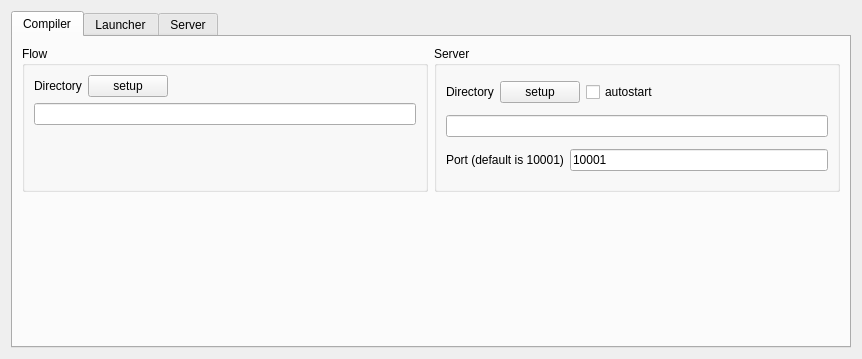
Before: the Qt Designer form resources/kate/flow/FlowConfig.ui in area9innovation/flow9, drawn with Qt 5.
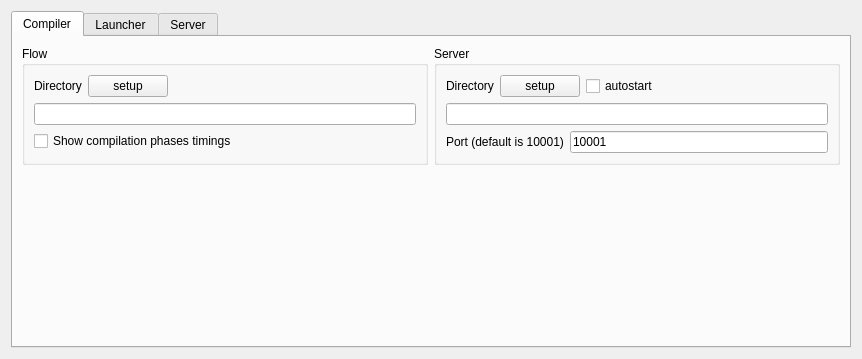
After: the same form once the commit is applied. The open tabs and pages were chosen to show the change.

Commit message: kate: compilation with Ctrl-F7 may show time phases with a checkbox

```diff
--- a/resources/kate/flow/FlowConfig.ui
+++ b/resources/kate/flow/FlowConfig.ui
@@ -74,17 +74,11 @@
              </widget>
             </item>
             <item>
-             <spacer name="verticalSpacer_2">
-              <property name="orientation">
-               <enum>Qt::Vertical</enum>
+             <widget class="QCheckBox" name="compilationTimePhasesCheckBox">
+              <property name="text">
+               <string>Show compilation phases timings</string>
               </property>
-              <property name="sizeHint" stdset="0">
-               <size>
-                <width>20</width>
-                <height>40</height>
-               </size>
-              </property>
-             </spacer>
+             </widget>
             </item>
            </layout>
           </widget>
```
Left out of the diff: 2 changed lines with no effect on the pictures. The commit also changes 7 other files.
